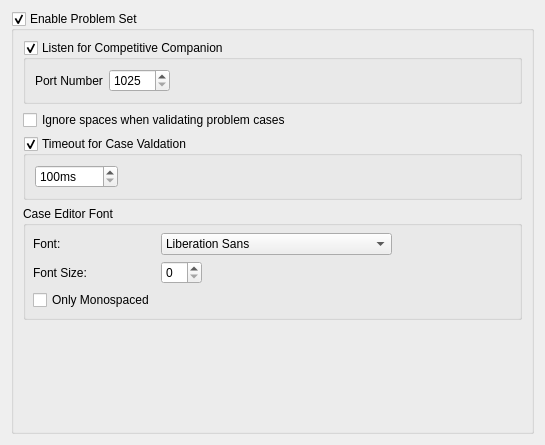
Before: the Qt Designer form RedPandaIDE/settingsdialog/executorproblemsetwidget.ui in royqh1979/RedPanda-CPP, drawn with Qt 5.
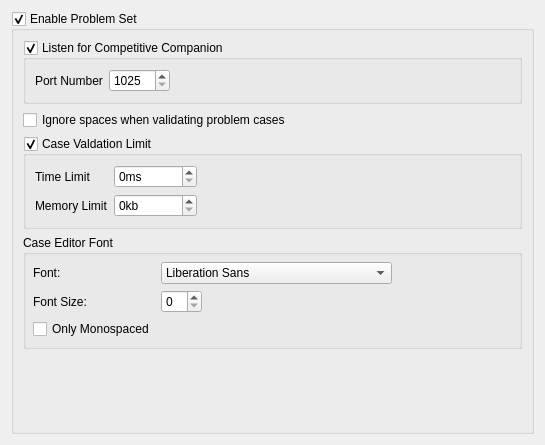
After: the same form once the commit is applied.

Commit message: - enhancement: Show memory usage for problem cases.

Patch:
```diff
--- a/RedPandaIDE/settingsdialog/executorproblemsetwidget.ui
+++ b/RedPandaIDE/settingsdialog/executorproblemsetwidget.ui
@@ -75,13 +75,20 @@
       <item>
        <widget class="QGroupBox" name="grpEnableTimeout">
         <property name="title">
-         <string>Timeout for Case Valdation</string>
+         <string>Case Valdation Limit</string>
         </property>
         <property name="checkable">
          <bool>true</bool>
         </property>
-        <layout class="QHBoxLayout" name="horizontalLayout_3">
-         <item>
+        <layout class="QGridLayout" name="gridLayout_3">
+         <item row="0" column="0">
+          <widget class="QLabel" name="label_4">
+           <property name="text">
+            <string>Time Limit</string>
+           </property>
+          </widget>
+         </item>
+         <item row="0" column="1">
           <widget class="QSpinBox" name="spinCaseTimeout">
            <property name="specialValueText">
             <string/>
@@ -90,7 +97,7 @@
             <string>ms</string>
            </property>
            <property name="minimum">
-            <number>100</number>
+            <number>0</number>
            </property>
            <property name="maximum">
             <number>1000000</number>
@@ -100,7 +107,7 @@
            </property>
           </widget>
          </item>
-         <item>
+         <item row="0" column="2">
           <spacer name="horizontalSpacer_4">
            <property name="orientation">
             <enum>Qt::Horizontal</enum>
@@ -113,6 +120,23 @@
            </property>
           </spacer>
          </item>
+         <item row="1" column="0">
+          <widget class="QLabel" name="label_5">
+           <property name="text">
+            <string>Memory Limit</string>
+           </property>
+          </widget>
+         </item>
+         <item row="1" column="1">
+          <widget class="QSpinBox" name="spinMemoryLimit">
+           <property name="suffix">
+            <string>kb</string>
+           </property>
+           <property name="maximum">
+            <number>999999</number>
+           </property>
+          </widget>
+         </item>
         </layout>
        </widget>
       </item>
```
The commit also changes 21 other files.
